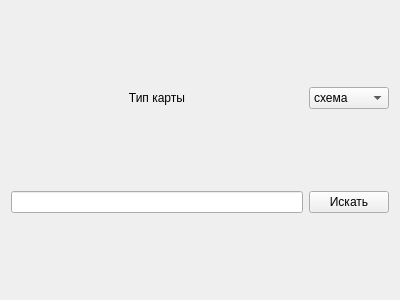
matv3ys/team_maps, file widget.ui: the form before one commit.
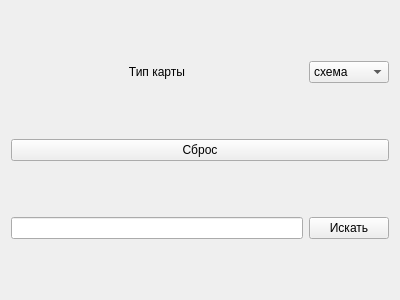
The form after the commit.

```diff
--- a/widget.ui
+++ b/widget.ui
@@ -16,13 +16,6 @@
   <layout class="QHBoxLayout" name="horizontalLayout">
    <item>
     <layout class="QGridLayout" name="gridLayout">
-     <item row="1" column="1">
-      <widget class="QPushButton" name="pushButton">
-       <property name="text">
-        <string>Искать</string>
-       </property>
-      </widget>
-     </item>
      <item row="0" column="1">
       <widget class="QComboBox" name="comboBox">
        <item>
@@ -42,9 +35,16 @@
        </item>
       </widget>
      </item>
-     <item row="1" column="0">
+     <item row="2" column="0">
       <widget class="QLineEdit" name="lineEdit"/>
      </item>
+     <item row="2" column="1">
+      <widget class="QPushButton" name="pushButton_search">
+       <property name="text">
+        <string>Искать</string>
+       </property>
+      </widget>
+     </item>
      <item row="0" column="0">
       <widget class="QLabel" name="label">
        <property name="text">
@@ -55,6 +55,13 @@
        </property>
       </widget>
      </item>
+     <item row="1" column="0" colspan="2">
+      <widget class="QPushButton" name="pushButton_reset">
+       <property name="text">
+        <string>Сброс</string>
+       </property>
+      </widget>
+     </item>
     </layout>
    </item>
   </layout>
```
